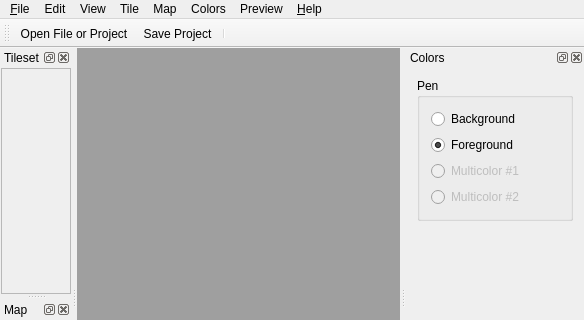
ricardoquesada/vchar64, file src/mainwindow.ui: the form before one commit; both pictures show x 0 to 584 and y 0 to 320 of the 584 by 596 pixel window.
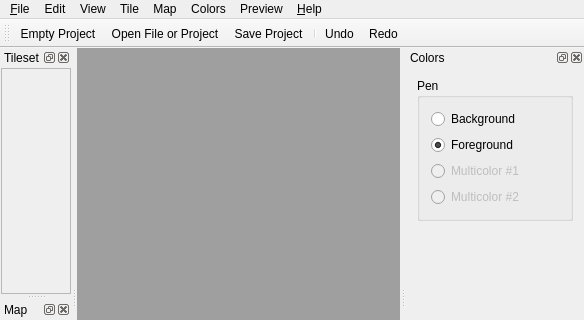
The form after the commit. Icons and pictures are not drawn. Custom widgets are drawn as their Qt base class.

Diff of the .ui file:
```diff
--- a/src/mainwindow.ui
+++ b/src/mainwindow.ui
@@ -475,9 +475,12 @@
    <attribute name="toolBarBreak">
     <bool>false</bool>
    </attribute>
+   <addaction name="actionEmptyProject"/>
    <addaction name="actionOpen"/>
    <addaction name="actionSave"/>
    <addaction name="separator"/>
+   <addaction name="actionUndo"/>
+   <addaction name="actionRedo"/>
   </widget>
   <action name="actionOpen">
    <property name="icon">
```
